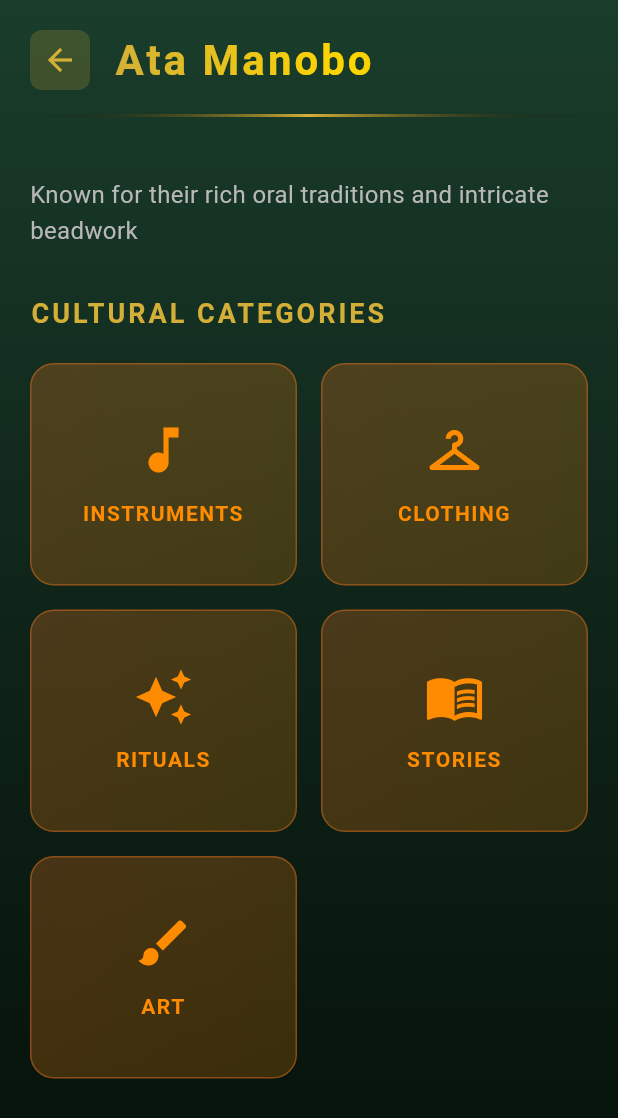
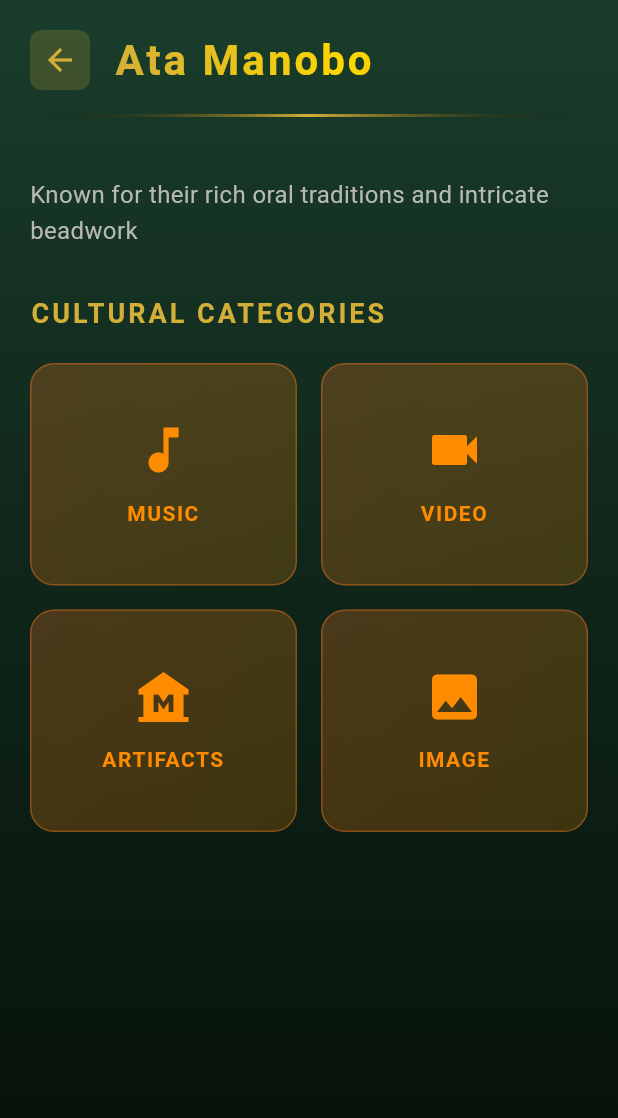
Before and after one commit to Ent1t/Huni-remafo, a Flutter app: the TribesScreen screen opened directly, after a tap on "ATA MANOBO", on a phone screen of 412 x 824 dp. Shown: the top 1118 px of the screen. Run offline on Flutter 3.47's test engine with Material 3 defaults, Android fonts, the phone set to English and light mode, and no system bars; our stand-ins replace audioplayers, flutter_tts; missing offline and left inert: mobile_scanner.

```diff
--- a/lib/screens/tribes_screen.dart
+++ b/lib/screens/tribes_screen.dart
@@ -24,7 +24,7 @@ class _TribesScreenState extends State<TribesScreen>
       color: const Color(0xFFD2691E), // Saddle brown
       accentColor: const Color(0xFFFF8C00), // Dark orange
       pattern: 'assets/patterns/manobo_pattern.png',
-      categories: ['Instruments', 'Clothing', 'Rituals', 'Stories', 'Art'],
+      categories: ['Music', 'Video', 'Artifacts', 'Image'],
     ),
     TribeData(
       name: 'Mansaka',
@@ -32,7 +32,7 @@ class _TribesScreenState extends State<TribesScreen>
       color: const Color(0xFF8B4513), // Saddle brown
       accentColor: const Color(0xFFCD853F), // Peru
       pattern: 'assets/patterns/mansaka_pattern.png',
-      categories: ['Instruments', 'Textiles', 'Farming', 'Ceremonies', 'Crafts'],
+      categories: ['Music', 'Video', 'Artifacts', 'Image'],
     ),
     TribeData(
       name: 'Mandaya',
@@ -40,7 +40,7 @@ class _TribesScreenState extends State<TribesScreen>
       color: const Color(0xFFA0522D), // Sienna
       accentColor: const Color(0xFFDEB887), // Burlywood
       pattern: 'assets/patterns/mandaya_pattern.png',
-      categories: ['Music', 'Dance', 'Instruments', 'Festivals', 'Costumes'],
+      categories: ['Music', 'Video', 'Artifacts', 'Image'],
     ),
   ];
 
@@ -471,27 +471,14 @@ class _TribesScreenState extends State<TribesScreen>
 
   IconData _getCategoryIcon(String category) {
     switch (category.toLowerCase()) {
-      case 'instruments':
       case 'music':
         return Icons.music_note;
-      case 'clothing':
-      case 'textiles':
-      case 'costumes':
-        return Icons.checkroom;
-      case 'rituals':
-      case 'ceremonies':
-        return Icons.auto_awesome;
-      case 'stories':
-        return Icons.menu_book;
-      case 'art':
-      case 'crafts':
-        return Icons.brush;
-      case 'dance':
-        return Icons.self_improvement;
-      case 'farming':
-        return Icons.agriculture;
-      case 'festivals':
-        return Icons.celebration;
+      case 'video':
+        return Icons.videocam;
+      case 'artifacts':
+        return Icons.museum;
+      case 'image':
+        return Icons.image;
       default:
         return Icons.category;
     }
@@ -552,7 +539,7 @@ class _TribesScreenState extends State<TribesScreen>
             const SizedBox(height: 16),
 
             Text(
-              'Explore the rich $category heritage of the ${tribe.name} tribe. Discover traditional practices, artifacts, and cultural significance.',
+              'Explore the rich $category collection of the ${tribe.name} tribe. Discover traditional practices, cultural heritage, and historical significance.',
               style: TextStyle(
                 color: Colors.white.withOpacity(0.9),
                 fontSize: 16,
```
